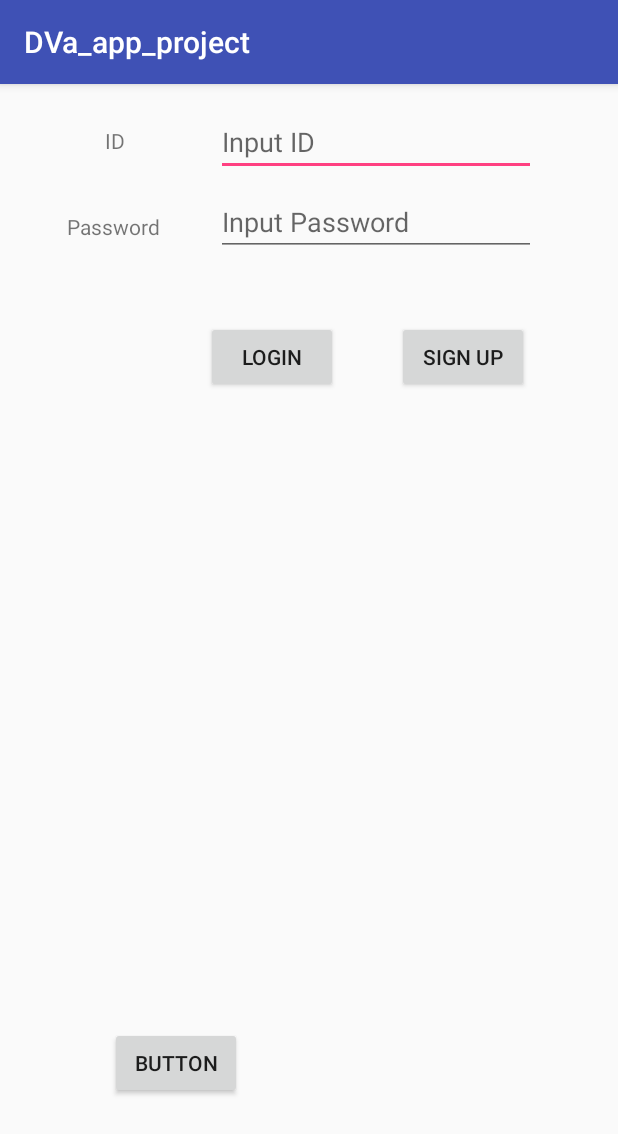
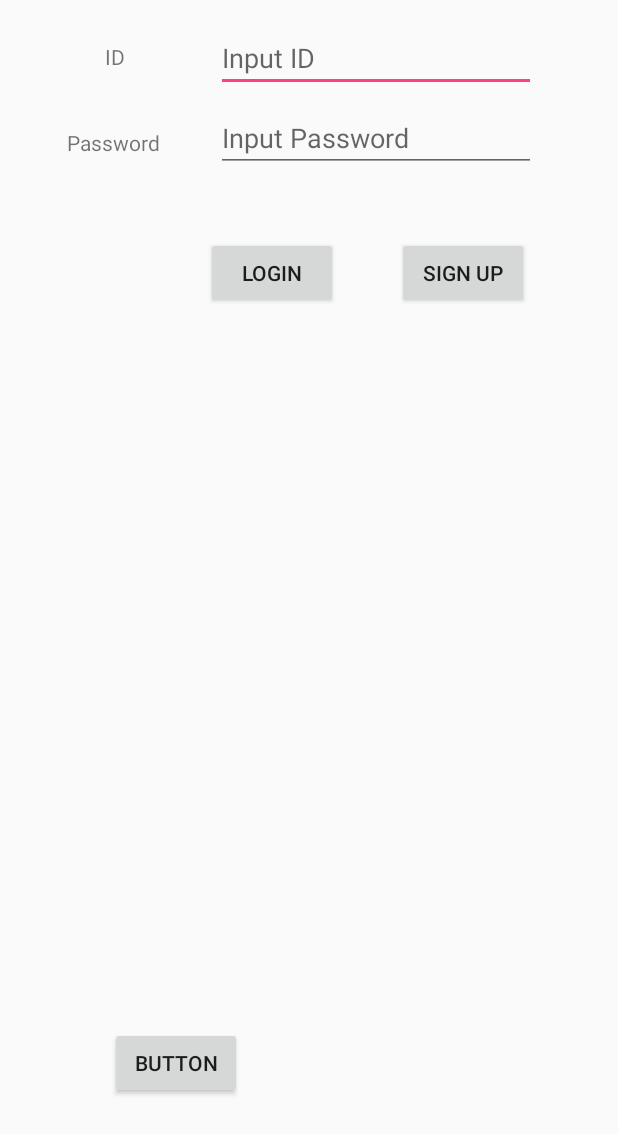
Before and after one commit to HyunIm/2018_Capstone_D.VA_Src_java, an Android app: the screen it shows after launch (Login), on a phone screen of 412 x 824 dp. Shown: the top 1134 px of the screen. Run offline under Robolectric (Android 15) with nearby library versions, the phone set to English and light mode, and no system bars.

Commit message:
#1514 Mod Theme
AndroidManifest.xml
AppTheme -> NoActionBar

style.xml
Add NoActionBar Theme

color.xml
Mod Primary Color (R : 185, G : 70, B : 40)
Mod PrimaryDark Color (R : 240, G : 240, B : 240)

```diff
--- a/DVa_app_project/app/src/main/AndroidManifest.xml
+++ b/DVa_app_project/app/src/main/AndroidManifest.xml
@@ -15,7 +15,7 @@
         android:label="@string/app_name"
         android:roundIcon="@mipmap/ic_launcher_round"
         android:supportsRtl="true"
-        android:theme="@style/AppTheme">
+        android:theme="@style/AppTheme.NoActionBar">
         <activity android:name=".Login">
             <intent-filter>
                 <action android:name="android.intent.action.MAIN" />
--- a/DVa_app_project/app/src/main/res/values/colors.xml
+++ b/DVa_app_project/app/src/main/res/values/colors.xml
@@ -1,6 +1,6 @@
 <?xml version="1.0" encoding="utf-8"?>
 <resources>
-    <color name="colorPrimary">#3F51B5</color>
-    <color name="colorPrimaryDark">#303F9F</color>
+    <color name="colorPrimary">#f0f0f0</color>
+    <color name="colorPrimaryDark">#b94628</color>
     <color name="colorAccent">#FF4081</color>
 </resources>
--- a/DVa_app_project/app/src/main/res/values/styles.xml
+++ b/DVa_app_project/app/src/main/res/values/styles.xml
@@ -8,4 +8,9 @@
         <item name="colorAccent">@color/colorAccent</item>
     </style>
 
+    <style name="AppTheme.NoActionBar">
+        <item name="windowActionBar"> false </item>
+        <item name="windowNoTitle"> true </item>
+    </style>
+
 </resources>
```
